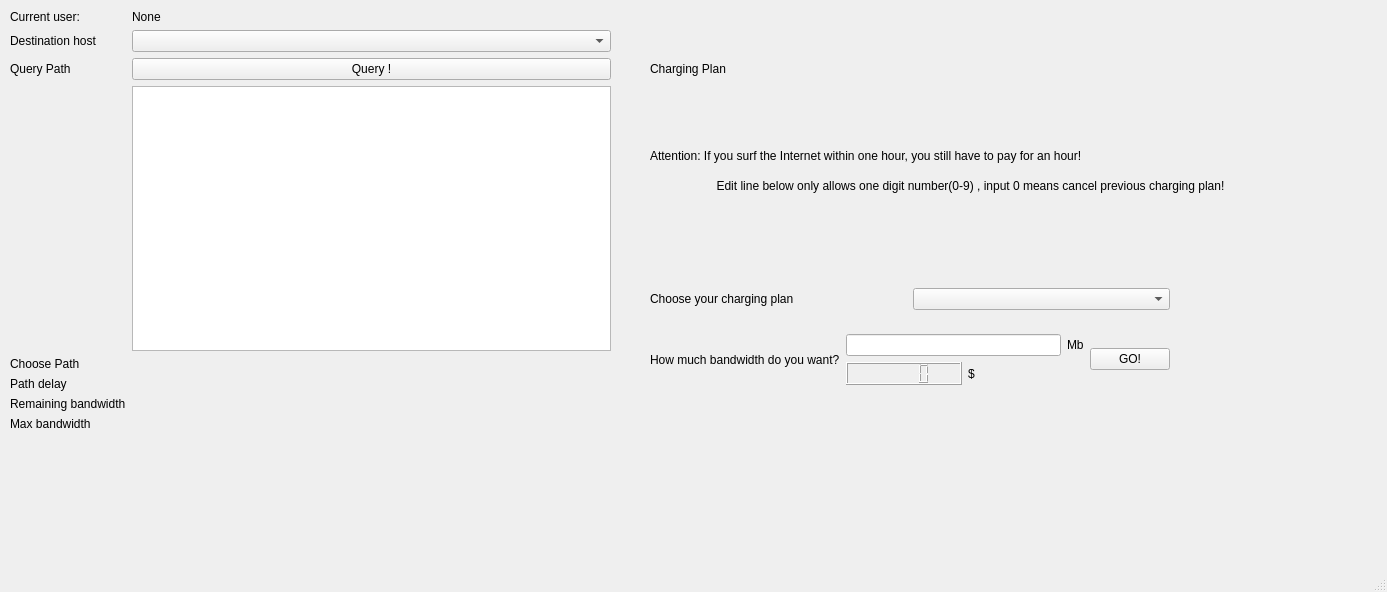
Qt form client.ui (edisonleolhl/NetworkUserGUI) before a commit.
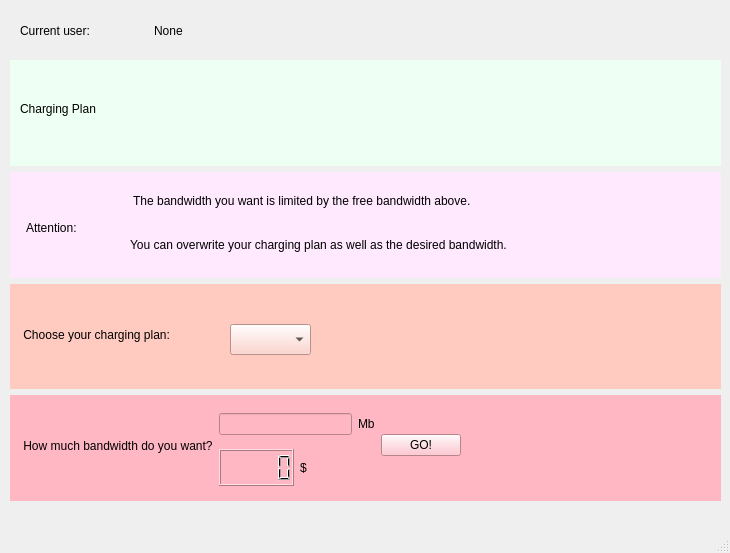
The same form after that commit.

Patch:
```diff
--- a/client.ui
+++ b/client.ui
@@ -6,8 +6,8 @@
    <rect>
     <x>0</x>
     <y>0</y>
-    <width>1387</width>
-    <height>592</height>
+    <width>730</width>
+    <height>553</height>
    </rect>
   </property>
   <property name="windowTitle">
@@ -17,20 +17,35 @@
    <widget class="QWidget" name="widget" native="true">
     <property name="geometry">
      <rect>
-      <x>630</x>
-      <y>10</y>
-      <width>751</width>
-      <height>431</height>
+      <x>10</x>
+      <y>60</y>
+      <width>711</width>
+      <height>441</height>
      </rect>
     </property>
     <property name="styleSheet">
      <string notr="true"/>
+    </property>
+    <widget class="QWidget" name="">
+     <property name="geometry">
+      <rect>
+       <x>0</x>
+       <y>0</y>
+       <width>711</width>
+       <height>441</height>
+      </rect>
+     </property>
+     <layout class="QVBoxLayout" name="verticalLayout_2">
+      <item>
+       <widget class="QWidget" name="widget_4" native="true">
+        <property name="styleSheet">
+         <string notr="true">background: rgb(238, 255, 244)</string>
     </property>
     <widget class="QLabel" name="charging_plan_label">
      <property name="geometry">
       <rect>
-       <x>20</x>
-       <y>50</y>
+           <x>10</x>
+           <y>40</y>
        <width>111</width>
        <height>17</height>
       </rect>
@@ -39,73 +54,124 @@
       <string>Charging Plan</string>
      </property>
     </widget>
-    <widget class="QWidget" name="">
+        <widget class="QWidget" name="layoutWidget">
      <property name="geometry">
       <rect>
-       <x>130</x>
-       <y>0</y>
-       <width>611</width>
-       <height>111</height>
+           <x>120</x>
+           <y>20</y>
+           <width>581</width>
+           <height>71</height>
       </rect>
      </property>
      <layout class="QVBoxLayout" name="user_path_vertical_layout"/>
     </widget>
+       </widget>
+      </item>
+      <item>
+       <widget class="QWidget" name="widget_5" native="true">
+        <property name="styleSheet">
+         <string notr="true">background: rgb(255, 233, 254)</string>
+        </property>
     <widget class="QLabel" name="attention_label">
      <property name="geometry">
       <rect>
-       <x>20</x>
-       <y>130</y>
-       <width>571</width>
-       <height>31</height>
-      </rect>
-     </property>
+           <x>10</x>
+           <y>30</y>
+           <width>81</width>
+           <height>51</height>
+          </rect>
+         </property>
+         <property name="styleSheet">
+          <string notr="true"/>
+         </property>
      <property name="text">
-      <string>Attention: If you surf the Internet within one hour, you still have to pay for an hour!</string>
-     </property>
-    </widget>
+          <string>  Attention:    </string>
+         </property>
+        </widget>
+        <widget class="QWidget" name="verticalLayoutWidget">
+         <property name="geometry">
+          <rect>
+           <x>120</x>
+           <y>10</y>
+           <width>521</width>
+           <height>81</height>
+          </rect>
+         </property>
+         <layout class="QVBoxLayout" name="verticalLayout_3">
+          <item>
+           <widget class="QLabel" name="label">
+            <property name="text">
+             <string> The bandwidth you want is limited by the free bandwidth above. </string>
+            </property>
+           </widget>
+          </item>
+          <item>
     <widget class="QLabel" name="attention_label_2">
-     <property name="geometry">
-      <rect>
-       <x>20</x>
-       <y>160</y>
-       <width>721</width>
-       <height>31</height>
-      </rect>
+            <property name="styleSheet">
+             <string notr="true"/>
      </property>
      <property name="text">
-      <string>                    Edit line below only allows one digit number(0-9) , input 0 means cancel previous charging plan!</string>
-     </property>
-    </widget>
-    <widget class="QWidget" name="">
-     <property name="geometry">
-      <rect>
-       <x>20</x>
-       <y>260</y>
-       <width>520</width>
-       <height>134</height>
-      </rect>
-     </property>
-     <layout class="QVBoxLayout" name="verticalLayout_2">
+             <string>You can overwrite your charging plan as well as the desired bandwidth.</string>
+            </property>
+           </widget>
+          </item>
+         </layout>
+        </widget>
+       </widget>
+      </item>
       <item>
-       <layout class="QHBoxLayout" name="horizontalLayout_7">
-        <item>
+       <widget class="QWidget" name="widget_2" native="true">
+        <property name="styleSheet">
+         <string notr="true">background: rgb(255, 202, 192)</string>
+        </property>
          <widget class="QLabel" name="choose_charging_plan_label">
+         <property name="geometry">
+          <rect>
+           <x>10</x>
+           <y>30</y>
+           <width>191</width>
+           <height>41</height>
+          </rect>
+         </property>
           <property name="text">
-           <string>Choose your charging plan</string>
-          </property>
-         </widget>
+          <string> Choose your charging plan:</string>
+         </property>
+        </widget>
+        <widget class="QComboBox" name="charging_plan_comboBox">
+         <property name="geometry">
+          <rect>
+           <x>220</x>
+           <y>40</y>
+           <width>81</width>
+           <height>31</height>
+          </rect>
+         </property>
+        </widget>
+        <zorder>choose_charging_plan_label</zorder>
+        <zorder>charging_plan_comboBox</zorder>
+        <zorder>attention_label</zorder>
+        <zorder>widget_5</zorder>
+       </widget>
         </item>
         <item>
-         <widget class="QComboBox" name="charging_plan_comboBox"/>
-        </item>
-       </layout>
-      </item>
-      <item>
+       <widget class="QWidget" name="widget_3" native="true">
+        <property name="styleSheet">
+         <string notr="true">background: rgb(255, 184, 195)</string>
+        </property>
+        <widget class="QWidget" name="">
+         <property name="geometry">
+          <rect>
+           <x>10</x>
+           <y>10</y>
+           <width>441</width>
+           <height>81</height>
+          </rect>
+         </property>
        <layout class="QHBoxLayout" name="horizontalLayout_6">
         <item>
          <widget class="QLabel" name="user_want_label">
           <property name="text">
-           <string>How much bandwidth do you want?</string>
+             <string> How much bandwidth do you want?</string>
           </property>
          </widget>
         </item>
@@ -149,6 +215,8 @@
          </widget>
         </item>
        </layout>
+        </widget>
+       </widget>
       </item>
      </layout>
     </widget>
@@ -156,94 +224,27 @@
    <widget class="QWidget" name="">
     <property name="geometry">
      <rect>
-      <x>10</x>
-      <y>10</y>
-      <width>601</width>
-      <height>421</height>
+      <x>20</x>
+      <y>20</y>
+      <width>261</width>
+      <height>21</height>
      </rect>
     </property>
-    <layout class="QFormLayout" name="formLayout">
-     <item row="0" column="0">
+    <layout class="QHBoxLayout" name="horizontalLayout_3">
+     <item>
       <widget class="QLabel" name="user_label">
        <property name="text">
         <string>Current user:</string>
        </property>
       </widget>
      </item>
-     <item row="0" column="1">
+     <item>
       <widget class="QLabel" name="user">
        <property name="text">
         <string>None</string>
        </property>
       </widget>
      </item>
-     <item row="1" column="0">
-      <widget class="QLabel" name="label">
-       <property name="text">
-        <string>Destination host</string>
-       </property>
-      </widget>
-     </item>
-     <item row="1" column="1">
-      <widget class="QComboBox" name="dst_comboBox"/>
-     </item>
-     <item row="2" column="0">
-      <widget class="QLabel" name="query_path_label">
-       <property name="text">
-        <string>Query Path</string>
-       </property>
-      </widget>
-     </item>
-     <item row="2" column="1">
-      <widget class="QPushButton" name="query_path_button">
-       <property name="text">
-        <string>Query !</string>
-       </property>
-      </widget>
-     </item>
-     <item row="3" column="1">
-      <widget class="QTextBrowser" name="query_path_browser"/>
-     </item>
-     <item row="11" column="0">
-      <widget class="QLabel" name="choose_path_label">
-       <property name="text">
-        <string>Choose Path</string>
-       </property>
-      </widget>
-     </item>
-     <item row="11" column="1">
-      <layout class="QFormLayout" name="choose_path_layout"/>
-     </item>
-     <item row="12" column="0">
-      <widget class="QLabel" name="path_delay_label">
-       <property name="text">
-        <string>Path delay</string>
-       </property>
-      </widget>
-     </item>
-     <item row="12" column="1">
-      <layout class="QHBoxLayout" name="query_delay_layout"/>
-     </item>
-     <item row="13" column="0">
-      <widget class="QLabel" name="remaining_bandwidth_label">
-       <property name="text">
-        <string>Remaining bandwidth</string>
-       </property>
-      </widget>
-     </item>
-     <item row="13" column="1">
-      <layout class="QHBoxLayout" name="query_bw_layout"/>
-     </item>
-     <item row="14" column="0">
-      <widget class="QLabel" name="max_bandwidth_label">
-       <property name="text">
-        <string>Max bandwidth</string>
-       </property>
-      </widget>
-     </item>
-     <item row="14" column="1">
-      <layout class="QHBoxLayout" name="limit_bw_layout"/>
-     </item>
     </layout>
    </widget>
    <zorder>gridLayoutWidget_2</zorder>
```
Left out of the diff: 29 changed lines with no effect on the pictures. Lines whose indentation alone changed are shown as unchanged.
